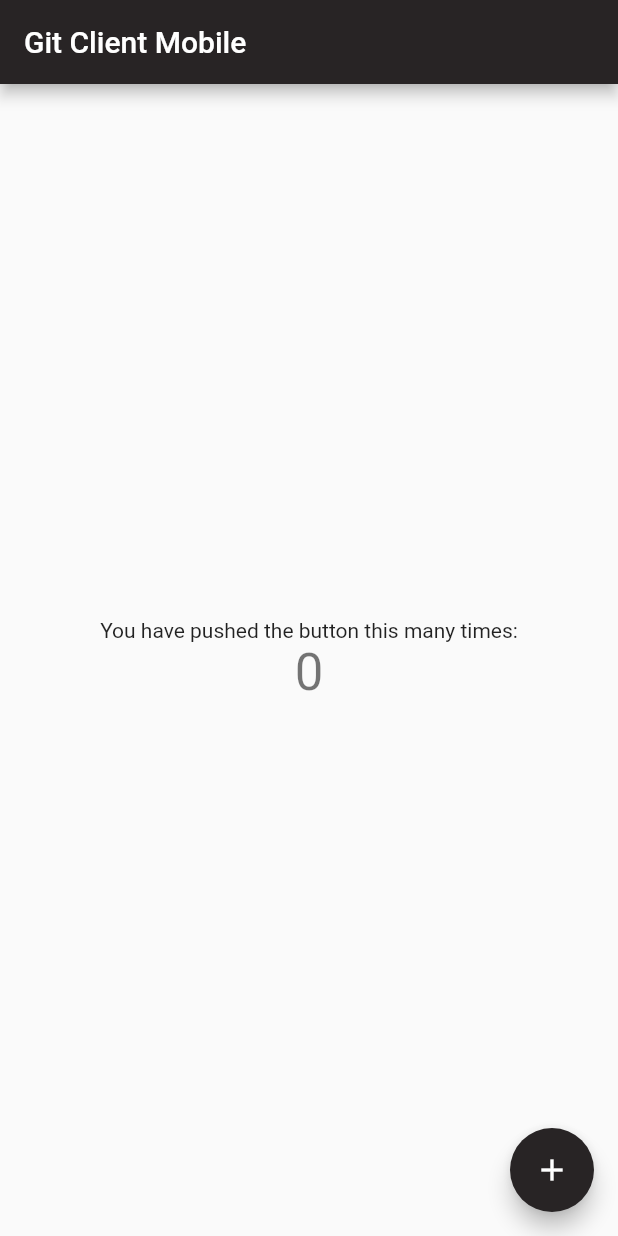
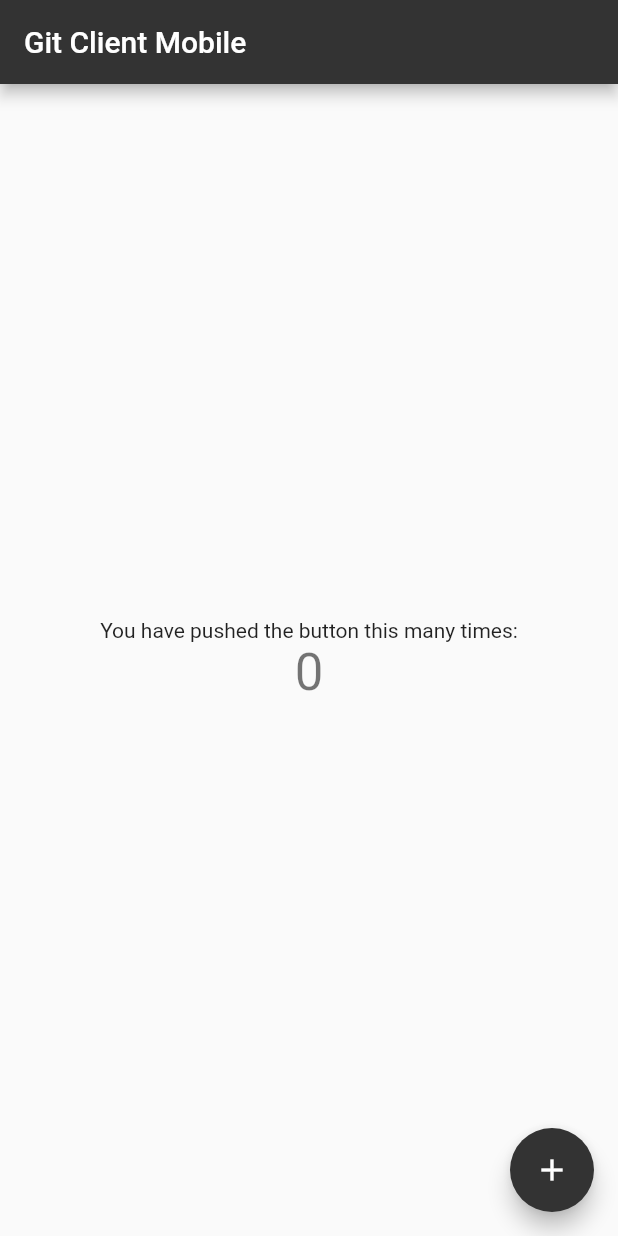
Before and after one commit to LucasWolfW/git_client_mobile, a Flutter app: the screen it shows after launch, on a phone screen of 412 x 824 dp. Run offline on Flutter 3.47's test engine with Material 2 defaults, Android fonts, the phone set to English and light mode, and no system bars.

Commit message:
Fix: Atualizado paleta de cor

```diff
--- a/lib/main.dart
+++ b/lib/main.dart
@@ -111,17 +111,17 @@ class _MyHomePageState extends State<MyHomePage> {
 }
 
 const MaterialColor primaryDarkGrey = MaterialColor(
-  0xFF282425,
+  0xFF333333,
   <int, Color>{
-    50: Color(0xFF282425),
-    100: Color(0xFF282425),
-    200: Color(0xFF282425),
-    300: Color(0xFF282425),
-    400: Color(0xFF282425),
-    500: Color(0xFF282425),
-    600: Color(0xFF282425),
-    700: Color(0xFF282425),
-    800: Color(0xFF282425),
-    900: Color(0xFF282425),
+    50: Color(0xFF333333),
+    100: Color(0xFF333333),
+    200: Color(0xFF333333),
+    300: Color(0xFF333333),
+    400: Color(0xFF333333),
+    500: Color(0xFF333333),
+    600: Color(0xFF333333),
+    700: Color(0xFF333333),
+    800: Color(0xFF333333),
+    900: Color(0xFF333333),
   },
 );
```
